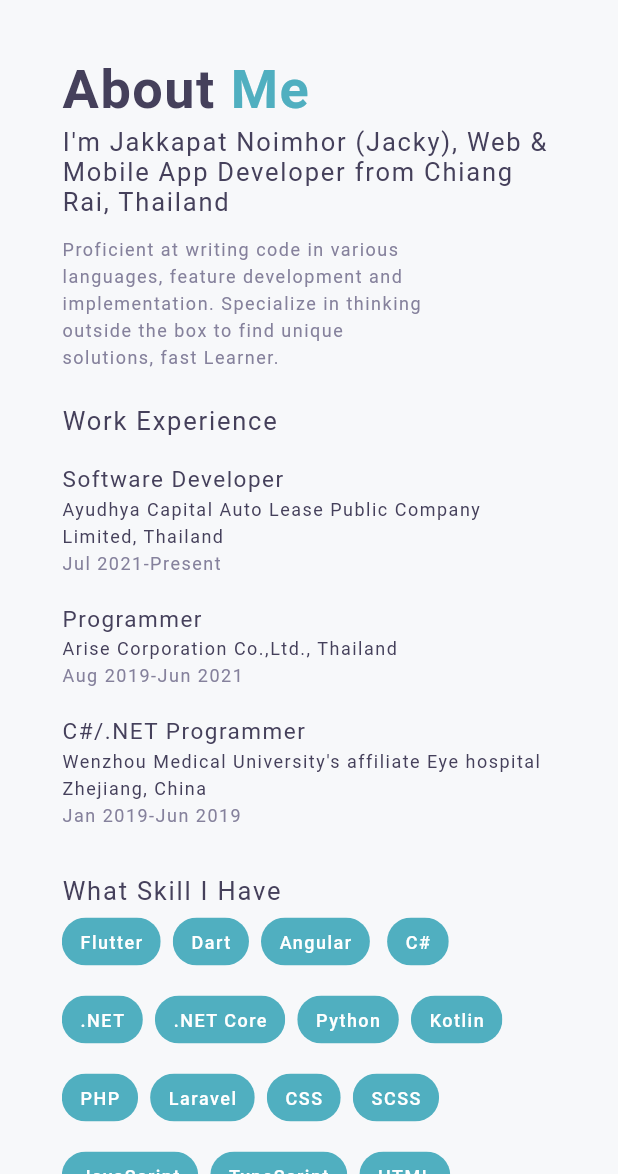
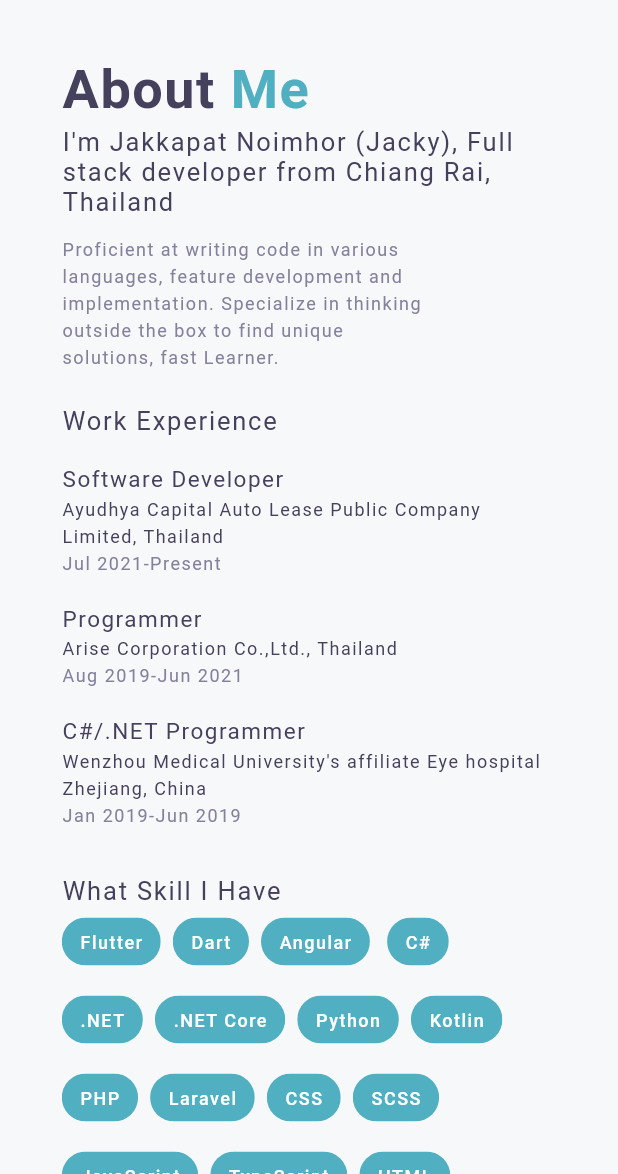
Before and after one commit to MangoStick/portfolio, a Flutter app: the screen it shows after launch, on a phone screen of 412 x 824 dp, the part 62-1236 px from its top. Run offline on Flutter 3.47's test engine with Material 2 defaults, Android fonts, the phone set to English and light mode, and no system bars; our stand-ins replace font_awesome_flutter; missing offline and left inert: dart:html; Roboto replaces fonts that are missing (NexaBold, NexaLight, ProductSans).

Commit message:
Update strings.dart

```diff
--- a/lib/constants/strings.dart
+++ b/lib/constants/strings.dart
@@ -7,7 +7,7 @@ class Strings {
   static const String portfoli = 'Portfoli';
   static const String o = 'o';
   static const String headline =
-      'I\'m Jakkapat Noimhor (Jacky), Web & Mobile App Developer from Chiang Rai, Thailand';
+      'I\'m Jakkapat Noimhor (Jacky), Full stack developer from Chiang Rai, Thailand';
   static const String summary =
       'Proficient at writing code in various languages, feature development and implementation. Specialize in thinking outside the box to find unique solutions, fast Learner.';
   static const String experience = 'Experience';
```
